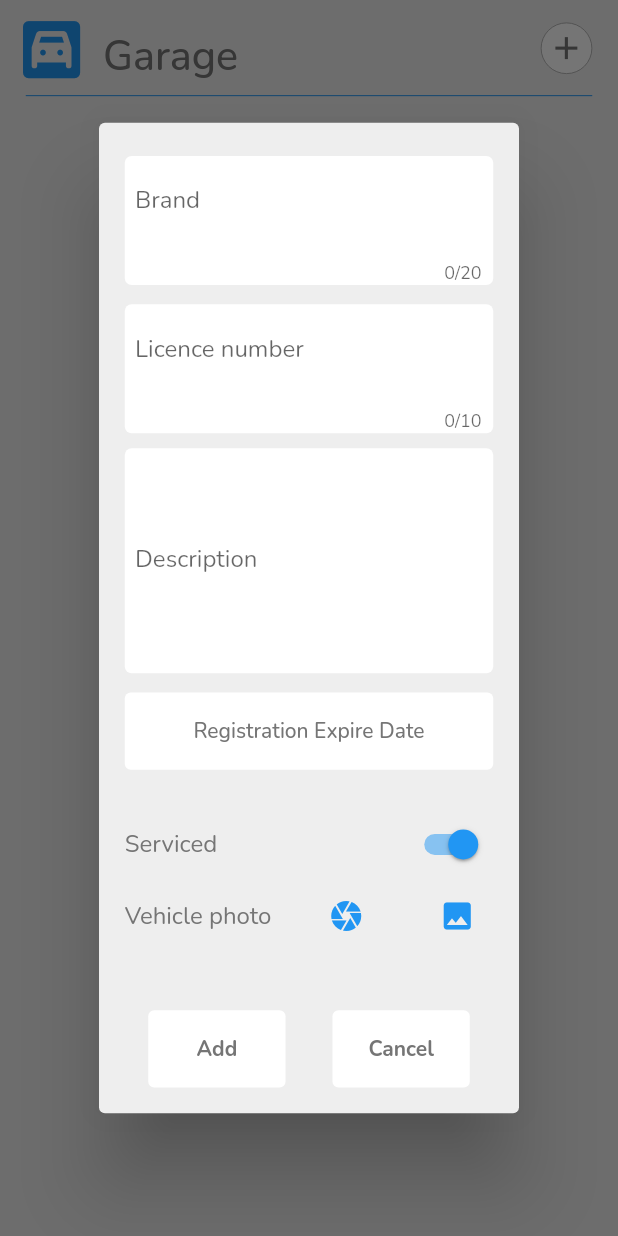
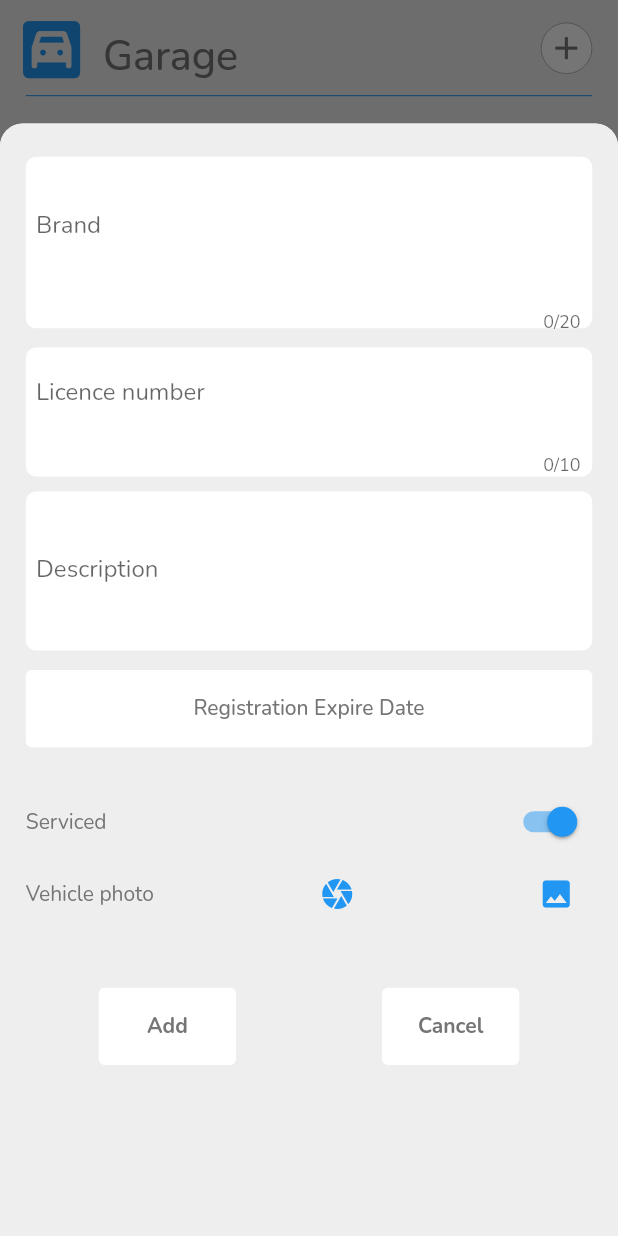
Before and after one commit to Noamagnus/MyGarage, a Flutter app: the screen it shows after launch, after a tap on the "add" icon, on a phone screen of 412 x 824 dp. Run offline on Flutter 3.47's test engine with Material 2 defaults, Android fonts, the phone set to English and light mode, and no system bars; our stand-ins replace bloc, flutter_bloc, flutter_screenutil, freezed_annotation, google_fonts, image_picker and 1 more.

Commit message:
changed alert dialog with modal bottom sheet

```diff
--- a/lib/presentation/screens/garage_screen.dart
+++ b/lib/presentation/screens/garage_screen.dart
@@ -112,16 +112,18 @@ class CustomAppBar extends StatelessWidget {
             icon: Icons.add,
             size: 30.sp,
             onPressed: () {
-              showDialog(
+              showModalBottomSheet(
                   context: context,
+                  isScrollControlled: true,
+                  backgroundColor: AppColors.screenBackgroundColor,
+                  shape: const RoundedRectangleBorder(
+                    borderRadius: BorderRadius.only(
+                        topLeft: Radius.circular(15.0), topRight: Radius.circular(15.0)),
+                  ),
                   builder: (BuildContext context) {
-                    return  AlertDialog(
-                      contentPadding: EdgeInsets.all(15.sp),
-                      backgroundColor: AppColors.screenBackgroundColor,
-                      content: const SingleChildScrollView(
-                        physics: BouncingScrollPhysics(),
-                        child: AddVehicleDialog(),
-                      ),
+                    return FractionallySizedBox(
+                      heightFactor: 0.9,
+                      child: AddVehicleDialog(),
                     );
                   });
             },
@@ -168,7 +170,7 @@ class GarageBodyWidget extends StatelessWidget {
                   path: car.imageUrl,
                   year: car.year,
                   isServiced: car.isServiced,
-                  listTileContainerHeight: listTileContainerHeight ,
+                  listTileContainerHeight: listTileContainerHeight,
                 ),
               );
             },
--- a/lib/presentation/widgets/add_vehicle_dialog.dart
+++ b/lib/presentation/widgets/add_vehicle_dialog.dart
@@ -1,13 +1,14 @@
 import 'package:flutter/material.dart';
 import 'package:flutter_screenutil/flutter_screenutil.dart';
+
 import 'package:my_garage/business_logic/garage/bloc/garage_bloc.dart';
 import 'package:my_garage/business_logic/imagePicker/bloc/imagepicker_bloc.dart';
 import 'package:my_garage/data/models/car_model.dart';
 import 'package:my_garage/presentation/screens/garage_screen.dart';
 import 'package:my_garage/presentation/widgets/text_widgets.dart';
 import 'package:my_garage/utils/colors.dart';
+import 'package:my_garage/utils/dimensions.dart';
 import 'package:my_garage/utils/widget_functions.dart';
-// ignore: implementation_imports
 import 'package:provider/src/provider.dart';
 import 'package:uuid/uuid.dart';
 
@@ -40,12 +41,25 @@ class _AddVehicleDialogState extends State<AddVehicleDialog> {
   @override
   Widget build(BuildContext context) {
     final imageUrl = context.watch<ImagepickerBloc>().state;
-    return Form(
+    return SingleChildScrollView(
+      child: Container(
+        height: Dimensions.screenHeight*0.9,
+
+        padding: EdgeInsets.all(15.sp),
+        decoration: const BoxDecoration(
+            color: AppColors.screenBackgroundColor,
+            borderRadius: BorderRadius.only(
+              topLeft: const Radius.circular(15),
+              topRight: const Radius.circular(15),
+            )),
+        child: Form(
           key: formKey,
           child: Column(
+            // mainAxisSize: MainAxisSize.min,
             children: [
               addVerticalSpace(5),
               CustomTextFormField(
+                height: Dimensions.screenWidth/7,
                 descriptionTextController: carBrandTextController,
                 maxLines: 1,
                 maxLength: 20,
@@ -62,6 +76,7 @@ class _AddVehicleDialogState extends State<AddVehicleDialog> {
               // Licence number text field
               CustomTextFormField(
                 descriptionTextController: licenceNumberTextController,
+                maxLines: 1,
                 maxLength: 10,
                 labelText: 'Licence number',
                 validator: (value) {
@@ -75,9 +90,11 @@ class _AddVehicleDialogState extends State<AddVehicleDialog> {
               addVerticalSpace(10),
               // Description text field
               CustomTextFormField(
+                maxLines: 3,
+
+
                 descriptionTextController: descriptionTextController,
                 labelText: 'Description',
-            maxLines: 5,
                 validator: (value) {
                   if (value != null && value.isEmpty) {
                     return ('Please enter vehicle description');
@@ -178,6 +195,7 @@ class _AddVehicleDialogState extends State<AddVehicleDialog> {
                   height: 30.h,
                 ),
               ),
+              Expanded(child: Container(),),
               Row(
                 mainAxisAlignment: MainAxisAlignment.spaceAround,
                 children: [
@@ -244,34 +262,45 @@ class _AddVehicleDialogState extends State<AddVehicleDialog> {
                     ),
                   ),
                 ],
-          )
+              ),
+              addVerticalSpace(10,)
+
             ],
           ),
+        ),
+      ),
+
     );
   }
 }
 
 class CustomTextFormField extends StatelessWidget {
   const CustomTextFormField({
+    Key? key,
     required this.labelText,
-    Key? key,
     required this.descriptionTextController,
     this.validator,
     this.maxLength,
     this.maxLines,
+    this.width,
+    this.height,
   }) : super(key: key);
   final String labelText;
   final TextEditingController descriptionTextController;
   final String? Function(String?)? validator;
   final int? maxLength;
   final int? maxLines;
+  final double? width;
+  final double? height;
 
   @override
   Widget build(BuildContext context) {
     return Container(
+      width:width,
+      height: height,
       decoration: BoxDecoration(
         color: AppColors.listTileBackgroundColor,
-        borderRadius: BorderRadius.circular(4.r),
+        borderRadius: BorderRadius.circular(6.r),
       ),
       padding: EdgeInsets.only(
         left: 6.w,
```
Lines whose indentation alone changed are shown as unchanged.
